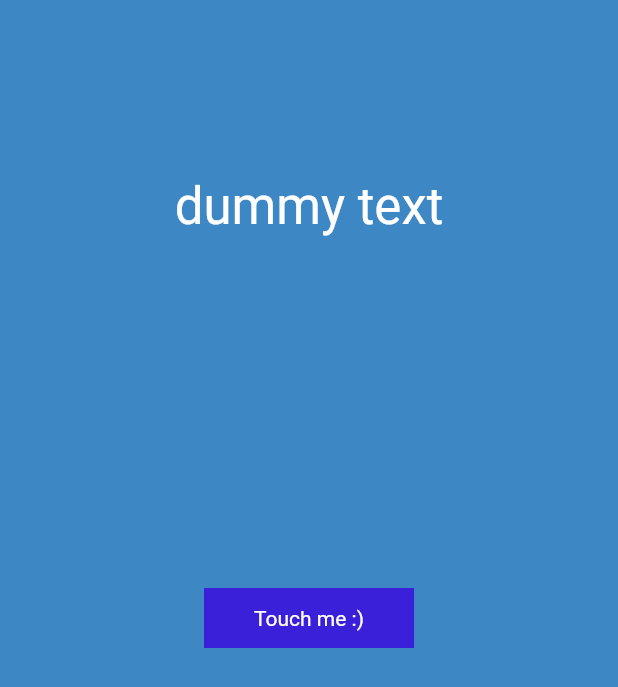
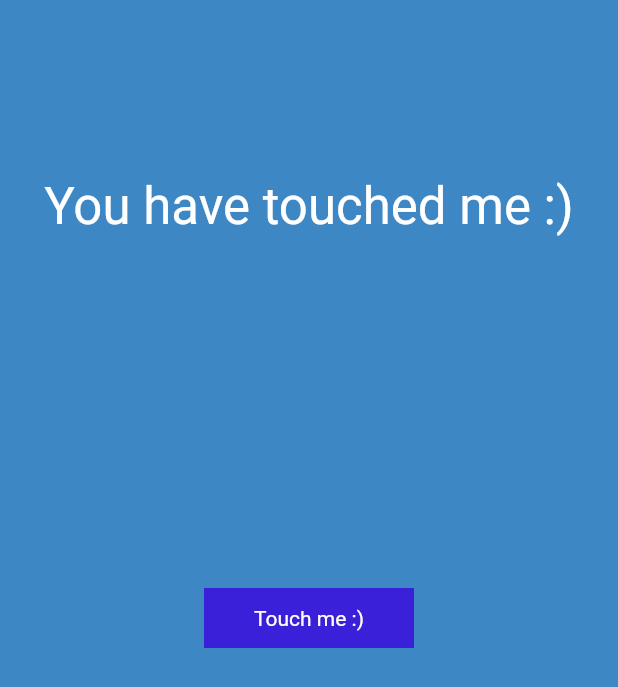
Before and after one commit to ItzRitz404/practice, a Flutter app: the screen it shows after launch, after a tap on "Touch me :)", on a phone screen of 412 x 824 dp. Shown: the top 687 px of the screen. Run offline on Flutter 3.47's test engine with Material 2 defaults, Android fonts, the phone set to English and light mode, and no system bars.

```diff
--- a/lib/main.dart
+++ b/lib/main.dart
@@ -18,8 +18,33 @@ class MyFlutterApp extends StatefulWidget {
 }
 
 class MyFlutterState extends State<MyFlutterApp>{
- @override
- Widget build(BuildContext context) {
+
+  String dynamic_text = "";
+
+  @override
+  void initState() {
+    super.initState();
+   //PLACE CODE HERE TO INITALISE SERVER OBJECTS
+
+    WidgetsBinding.instance.addPostFrameCallback((_) {
+     //PLACE CODE HERE YOU WANT TO EXECUTE IMMEDIATELY AFTER
+     //THE UI IS BUILT
+
+     setState(() {
+       dynamic_text = "have you touched me yet?";
+     });
+
+   });
+ }
+
+  void buttonHandler () {
+    setState(() {
+      dynamic_text = "You have touched me :)";
+    });
+  }
+
+  @override
+  Widget build(BuildContext context) {
     return Scaffold(
      //Flutter UI Widgets go here
       backgroundColor: Color(0xff3e87c5),
@@ -34,7 +59,7 @@ class MyFlutterState extends State<MyFlutterApp>{
               Align(
                 alignment: const Alignment(0.0, 0.0),
                 child: MaterialButton(
-                  onPressed: () {},
+                  onPressed: () { buttonHandler(); },
                   color: const Color(0xff3a21d9),
                   elevation: 0,
                   shape: const RoundedRectangleBorder(
@@ -54,13 +79,13 @@ class MyFlutterState extends State<MyFlutterApp>{
                   ),
                 ),
               ),
-              const Align(
+              Align(
                 alignment: Alignment(0.0, -0.7),
                 child: Text(
-                  "dummy text",
+                  dynamic_text,
                   textAlign: TextAlign.center,
                   overflow: TextOverflow.clip,
-                  style: TextStyle(
+                  style: const TextStyle(
                     fontWeight: FontWeight.w400,
                     fontStyle: FontStyle.normal,
                     fontSize: 34,
@@ -88,6 +113,6 @@ class MyFlutterState extends State<MyFlutterApp>{
         ),
       ),
 
-   );
- }
+    );
+  }
 }
```
